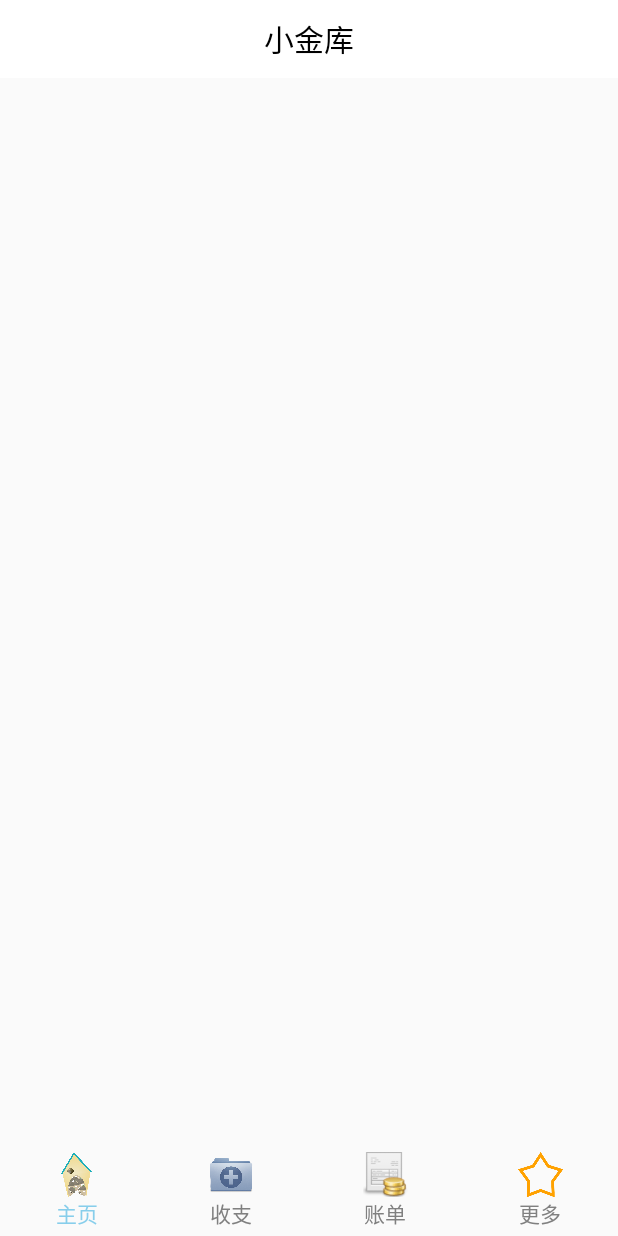
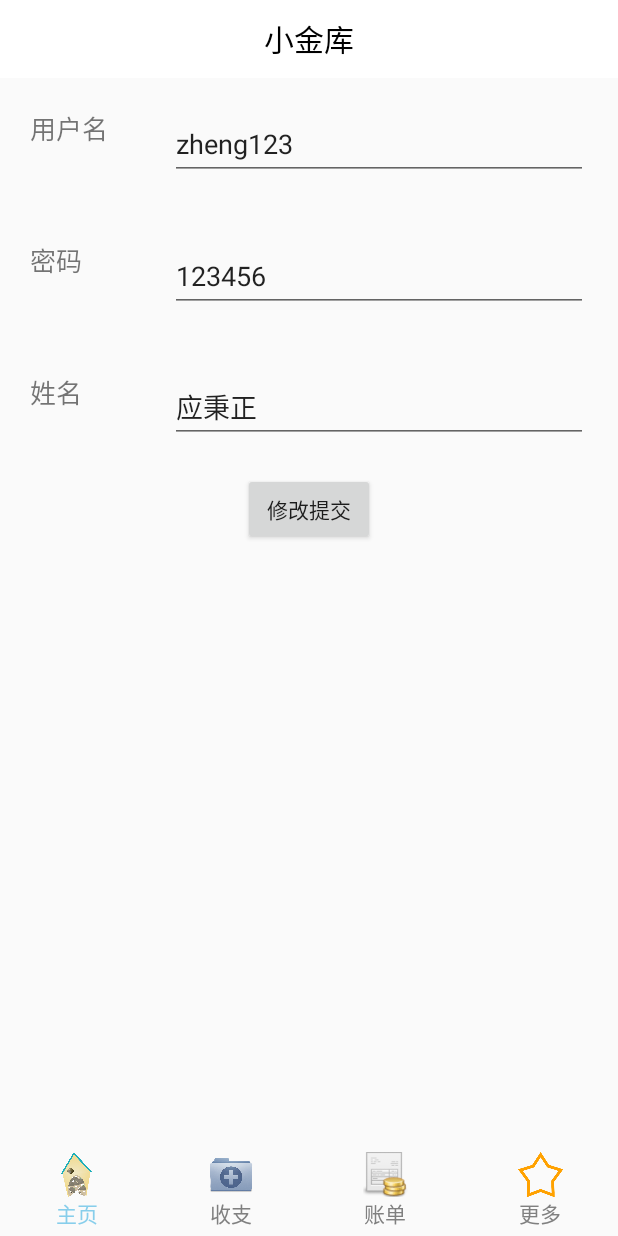
Before and after one commit to wangleihitcs/tensorflow-function-examples, an Android app: the fragment MoreFragment placed in its activity, after a tap on "主页", on a phone screen of 412 x 824 dp. Run offline under Robolectric (Android 15) with nearby library versions, the phone set to English and light mode, and no system bars; 2 statements that could not run were skipped; 2 other taps on this screen came first.

Commit message:
第六次提交，完成注册和界面、修改用户信息

```diff
--- a/app/src/main/AndroidManifest.xml
+++ b/app/src/main/AndroidManifest.xml
@@ -18,6 +18,8 @@
         </activity>
         <activity android:name=".ui.MainActivity">
         </activity>
+        <activity android:name=".ui.RegistActivity">
+        </activity>
     </application>
 
 </manifest>
--- a/app/src/main/java/com/example/wanglei/treasury/ui/MainActivity.java
+++ b/app/src/main/java/com/example/wanglei/treasury/ui/MainActivity.java
@@ -12,11 +12,12 @@ import com.example.wanglei.treasury.R;
 public class MainActivity extends AppCompatActivity implements View.OnClickListener{
     private FragmentManager fragmentManager;//Fragment管理器
 
-    //四个fragment
+    //四+1个fragment
     private HomeFragment homeFragment;
     private IoFragment ioFragment;
     private BillFragment billFragment;
     private MoreFragment moreFragment;
+    private UserInformationFragment userInformationFragment;
 
     //对应底部四个菜单栏区域，图标+TextView,用于菜单的选中变色，没太大用处
     private View homeLayout, ioLayout, billLayout, foundLayout;
@@ -99,6 +100,9 @@ public class MainActivity extends AppCompatActivity implements View.OnClickListe
         if(moreFragment != null) {
             fragmentTransaction.hide(moreFragment);
         }
+        if(userInformationFragment != null) {
+            fragmentTransaction.hide(userInformationFragment);
+        }
 
         //第三步，设置选中的底部菜单
         switch (index) {
--- a/app/src/main/java/com/example/wanglei/treasury/ui/MoreFragment.java
+++ b/app/src/main/java/com/example/wanglei/treasury/ui/MoreFragment.java
@@ -1,12 +1,23 @@
 package com.example.wanglei.treasury.ui;
 
 import android.app.Fragment;
+import android.app.FragmentManager;
+import android.app.FragmentTransaction;
+import android.content.Intent;
 import android.os.Bundle;
 import android.view.LayoutInflater;
 import android.view.View;
 import android.view.ViewGroup;
+import android.widget.AdapterView;
+import android.widget.GridView;
+import android.widget.SimpleAdapter;
 
 import com.example.wanglei.treasury.R;
+
+import java.util.ArrayList;
+import java.util.HashMap;
+import java.util.List;
+import java.util.Map;
 
 /**
  * Created by wanglei on 2017/7/6.
@@ -14,13 +25,60 @@ import com.example.wanglei.treasury.R;
  */
 
 public class MoreFragment extends Fragment {
-    private View foundFragmentLayout;
+    private View moreFragmentLayout;
+    private GridView gridView;
 
-    @Override
+    private List<Map<String, Object>> gridViewData = new ArrayList<Map<String, Object>>();;//list数据
+    private String[] key = new String[]{"image","text"};
+    private int[] viewIds = new int[]{R.id.gridView_image, R.id.gridView_text};
+
+    private FragmentManager fragmentManager;//Fragment管理器
+    private UserInformationFragment userFragment;
+
     public View onCreateView(LayoutInflater inflater, ViewGroup container,
                              Bundle savedInstanceState) {
-        foundFragmentLayout = inflater.inflate(R.layout.fragment_more, container, false);
-        return foundFragmentLayout;
+        moreFragmentLayout = inflater.inflate(R.layout.fragment_more, container, false);
+        initViews();
+
+        fragmentManager = getFragmentManager();
+
+        //设置数据
+        getData();
+        SimpleAdapter simpleAdapter = new SimpleAdapter(moreFragmentLayout.getContext(), gridViewData, R.layout.gridview_more_item, key, viewIds);
+        gridView.setAdapter(simpleAdapter);
+
+        gridView.setOnItemClickListener(new AdapterView.OnItemClickListener() {
+            @Override
+            public void onItemClick(AdapterView<?> parent, View view, int position, long id) {
+                switch (position) {
+                    //个人信息修改
+                    case 0:
+                        FragmentTransaction fragmentTransaction = fragmentManager.beginTransaction();
+                        fragmentTransaction.hide(MoreFragment.this);
+
+                        if(userFragment == null) {
+                            userFragment = new UserInformationFragment();
+                            fragmentTransaction.add(R.id.content, userFragment);
+                        } else {
+                            fragmentTransaction.show(userFragment);
+                        }
+                        fragmentTransaction.commit();
+                        break;
+                }
+            }
+        });
+
+        return moreFragmentLayout;
     }
 
+    private void initViews() {
+        gridView = (GridView) moreFragmentLayout.findViewById(R.id.more_gridview);
+    }
+
+    public void getData() {
+        Map<String, Object> map = new HashMap<String, Object>();
+        map.put("image", R.drawable.ic_user);
+        map.put("text", "用户信息");
+        gridViewData.add(map);
+    }
 }
--- /dev/null
+++ b/app/src/main/res/layout/activity_regist.xml
@@ -0,0 +1,82 @@
+<?xml version="1.0" encoding="utf-8"?>
+<LinearLayout xmlns:android="http://schemas.android.com/apk/res/android"
+    android:orientation="vertical" android:layout_width="match_parent"
+    android:layout_height="match_parent">
+
+    <include
+        android:id="@+id/include_main_title"
+        layout="@layout/main_title"></include>
+
+    <!-- 第一部分，用户名 -->
+    <LinearLayout
+        android:layout_width="match_parent"
+        android:layout_height="wrap_content"
+        android:orientation="horizontal">
+
+        <TextView
+            android:layout_width="53dp"
+            android:layout_height="match_parent"
+            android:text="用户名"
+            android:layout_margin="20dp"
+            android:textSize="17dp"/>
+        <EditText
+            android:id="@+id/regist_username"
+            android:layout_width="wrap_content"
+            android:layout_height="match_parent"
+            android:hint="20位数字、字母、下划线"
+            android:layout_margin="20dp"
+            android:layout_weight="1"/>
+
+    </LinearLayout>
+
+    <!-- 第二部分，密码 -->
+    <LinearLayout
+        android:layout_width="match_parent"
+        android:layout_height="wrap_content"
+        android:orientation="horizontal">
+
+        <TextView
+            android:layout_width="53dp"
+            android:layout_height="match_parent"
+            android:text="密码"
+            android:layout_margin="20dp"
+            android:textSize="17dp"/>
+        <EditText
+            android:id="@+id/regist_password"
+            android:layout_width="wrap_content"
+            android:layout_height="match_parent"
+            android:hint="20位数字、字母、下划线"
+            android:layout_margin="20dp"
+            android:layout_weight="1"/>
+
+    </LinearLayout>
+
+    <!-- 第三部分，姓名 -->
+    <LinearLayout
+        android:layout_width="match_parent"
+        android:layout_height="wrap_content"
+        android:orientation="horizontal">
+
+        <TextView
+            android:layout_width="53dp"
+            android:layout_height="match_parent"
+            android:text="姓名"
+            android:layout_margin="20dp"
+            android:textSize="17dp"/>
+        <EditText
+            android:id="@+id/regist_name"
+            android:layout_width="wrap_content"
+            android:layout_height="match_parent"
+            android:layout_margin="20dp"
+            android:layout_weight="1"/>
+
+    </LinearLayout>
+
+    <Button
+        android:id="@+id/regist_commit"
+        android:layout_width="wrap_content"
+        android:layout_height="wrap_content"
+        android:text="提交"
+        android:layout_gravity="center"/>
+
+</LinearLayout>
--- a/app/src/main/res/layout/fragment_more.xml
+++ b/app/src/main/res/layout/fragment_more.xml
@@ -3,4 +3,10 @@
     android:orientation="vertical" android:layout_width="match_parent"
     android:layout_height="match_parent">
 
+    <GridView
+        android:id="@+id/more_gridview"
+        android:layout_width="match_parent"
+        android:layout_height="wrap_content"
+        android:numColumns="3">
+    </GridView>
 </LinearLayout>
--- a/app/src/main/res/layout/login_title.xml
+++ b/app/src/main/res/layout/login_title.xml
@@ -6,6 +6,7 @@
     android:padding="10dip">
 
     <ImageView
+        android:id="@+id/imageView_back"
         android:layout_width="23dp"
         android:layout_height="32dp"
         android:src="@drawable/ic_title_back"
```
Also changed, not shown: app/src/main/java/com/example/wanglei/treasury/entity/UserEntity.java (+9 -0 lines), app/src/main/java/com/example/wanglei/treasury/ui/BillFragment.java (+7 -4 lines), app/src/main/java/com/example/wanglei/treasury/ui/IoFragment.java (+5 -2 lines), app/src/main/java/com/example/wanglei/treasury/ui/LoginActivity.java (+13 -0 lines), app/src/main/java/com/example/wanglei/treasury/ui/RegistActivity.java (added, +75 -0 lines), app/src/main/java/com/example/wanglei/treasury/ui/UserInformationFragment.java (added, +74 -0 lines), app/src/main/res/layout/gridview_more_item.xml (added, +19 -0 lines).
